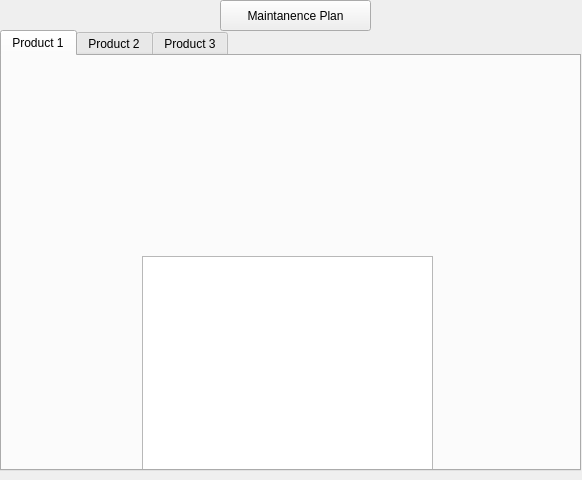
AustinVaday/CS1C-Class-Project, file CS1C-Project-Master/ViewProducts.ui: the form before one commit.
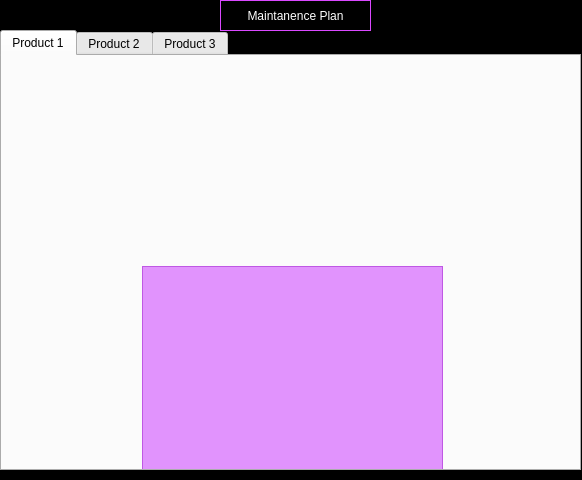
The form after the commit. Icons and pictures are not drawn.

What changed in the file:
```diff
--- a/CS1C-Project-Master/ViewProducts.ui
+++ b/CS1C-Project-Master/ViewProducts.ui
@@ -14,7 +14,11 @@
    <string>Form</string>
   </property>
   <property name="styleSheet">
-   <string notr="true"/>
+   <string notr="true">#ViewProducts
+{
+	background-color: rgb(0, 0, 0);
+
+}</string>
   </property>
   <widget class="QTabWidget" name="tabWidget">
    <property name="geometry">
@@ -29,7 +33,24 @@
     <bool>false</bool>
    </property>
    <property name="styleSheet">
-    <string notr="true"/>
+    <string notr="true">#Product1
+{
+	background-image: url(:/Resources/space cat.jpg);
+}
+
+#Product2
+{
+	
+	background-color: rgb(0, 0, 0);
+}
+
+#Product3
+{
+	
+	background-image: url(:/Resources/soviet.jpg);
+
+}
+</string>
    </property>
    <property name="currentIndex">
     <number>0</number>
@@ -41,10 +62,10 @@
     <widget class="QLabel" name="pic1">
      <property name="geometry">
       <rect>
-       <x>160</x>
+       <x>170</x>
        <y>0</y>
        <width>231</width>
-       <height>201</height>
+       <height>211</height>
       </rect>
      </property>
      <property name="autoFillBackground">
@@ -64,16 +85,27 @@
      <property name="geometry">
       <rect>
        <x>140</x>
-       <y>200</y>
-       <width>291</width>
-       <height>221</height>
+       <y>210</y>
+       <width>301</width>
+       <height>211</height>
       </rect>
      </property>
      <property name="autoFillBackground">
       <bool>false</bool>
      </property>
      <property name="styleSheet">
-      <string notr="true"/>
+      <string notr="true">#text1
+{
+	background-color: rgba(192, 19, 255, 115);
+   
+	font: 100 15pt &quot;American Typewriter&quot;;
+	
+	font-weight: bold;
+   
+	color: rgb(255, 255, 255);
+
+
+}</string>
      </property>
     </widget>
    </widget>
@@ -158,6 +190,20 @@
    <property name="autoFillBackground">
     <bool>false</bool>
    </property>
+   <property name="styleSheet">
+    <string notr="true">
+background-color: rgb(0, 0, 0);
+font: 13pt &quot;American Typewriter&quot;;
+color: white;
+border:  2px solid #555;
+border-style: solid;
+border-width: 1px;
+border-radius: 40px;
+padding: 5px;
+border-color: rgb(218, 73, 255);
+
+</string>
+   </property>
    <property name="text">
     <string>Maintanence Plan</string>
    </property>
```
Left out of the diff: 25 changed lines with no effect on the pictures.
